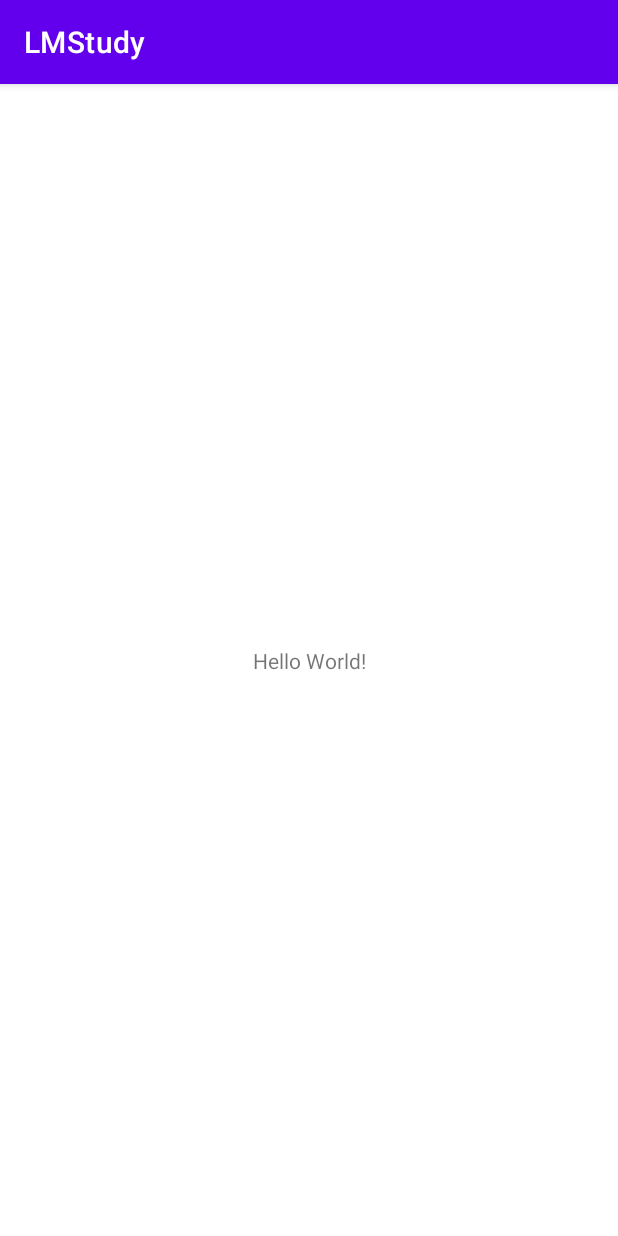
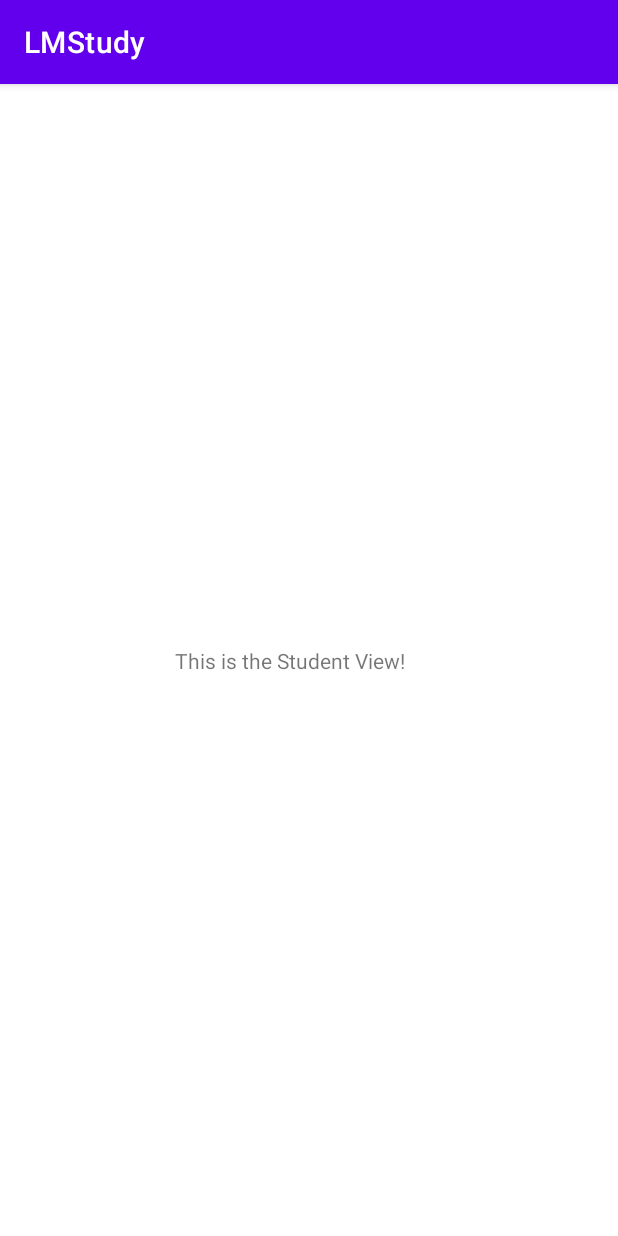
Before and after one commit to lcphutchinson/LMStudy_Client, an Android app: the screen it shows after launch (MainActivity before the commit, StudentHome after it), on a phone screen of 412 x 824 dp. Run offline under Robolectric (Android 15) with nearby library versions, the phone set to English and light mode, and no system bars.

Commit message:
Disabled problem io elements--app boots by default to the Student View, for development

```diff
--- a/app/build.gradle
+++ b/app/build.gradle
@@ -29,10 +29,7 @@ android {
 
 dependencies {
 
-    implementation 'androidx.appcompat:appcompat:1.5.1'
-    implementation "androidx.preference:preference:1.2.0"
     implementation 'com.google.android.material:material:1.6.1'
-    implementation 'androidx.constraintlayout:constraintlayout:2.1.4'
     testImplementation 'junit:junit:4.13.2'
     androidTestImplementation 'androidx.test.ext:junit:1.1.3'
     androidTestImplementation 'androidx.test.espresso:espresso-core:3.4.0'
--- a/app/src/main/res/layout/activity_student_home.xml
+++ b/app/src/main/res/layout/activity_student_home.xml
@@ -7,4 +7,11 @@
         android:layout_height="match_parent"
         tools:context=".student.StudentHome">
 
+    <TextView
+            android:text="This is the Student View!"
+            android:layout_width="wrap_content"
+            android:layout_height="wrap_content" android:id="@+id/textthing"
+            app:layout_constraintStart_toStartOf="parent" app:layout_constraintEnd_toEndOf="parent"
+            app:layout_constraintTop_toTopOf="parent"
+            app:layout_constraintHorizontal_bias="0.451" app:layout_constraintBottom_toBottomOf="parent"/>
 </androidx.constraintlayout.widget.ConstraintLayout>
```
Also changed, not shown: app/src/main/java/com/LMStudy/app/MainActivity.java (+13 -9 lines).
